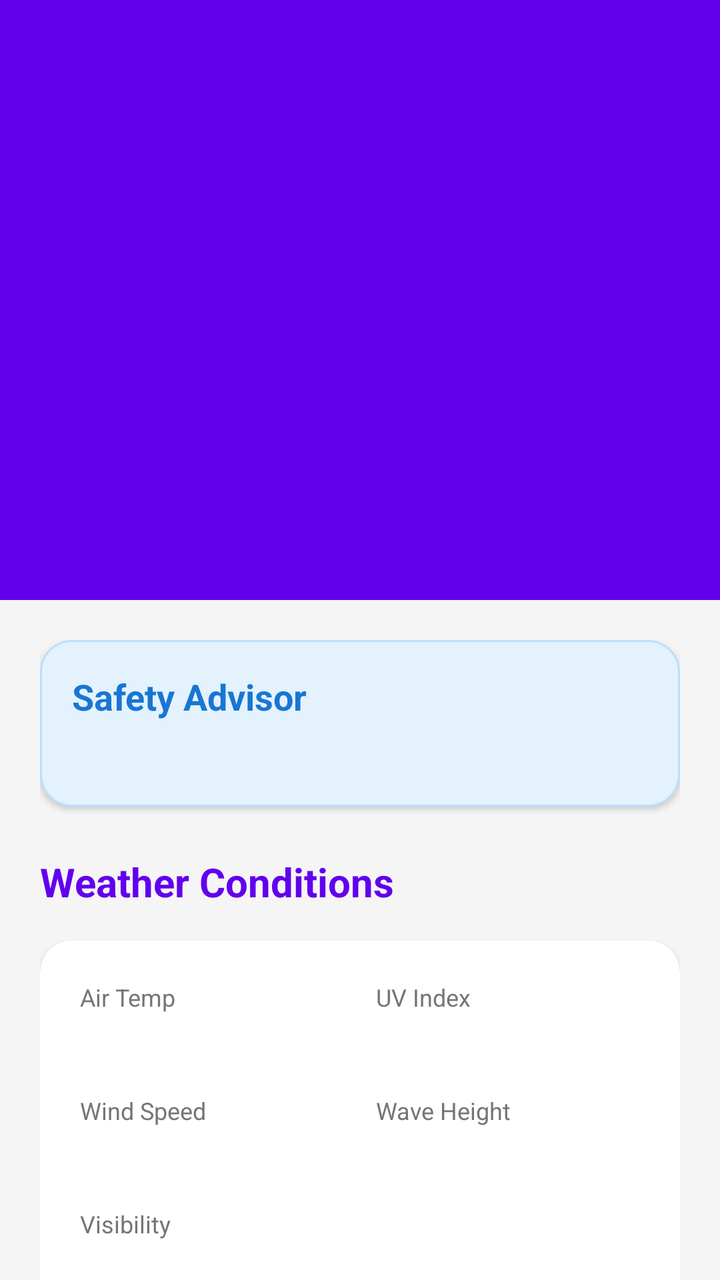
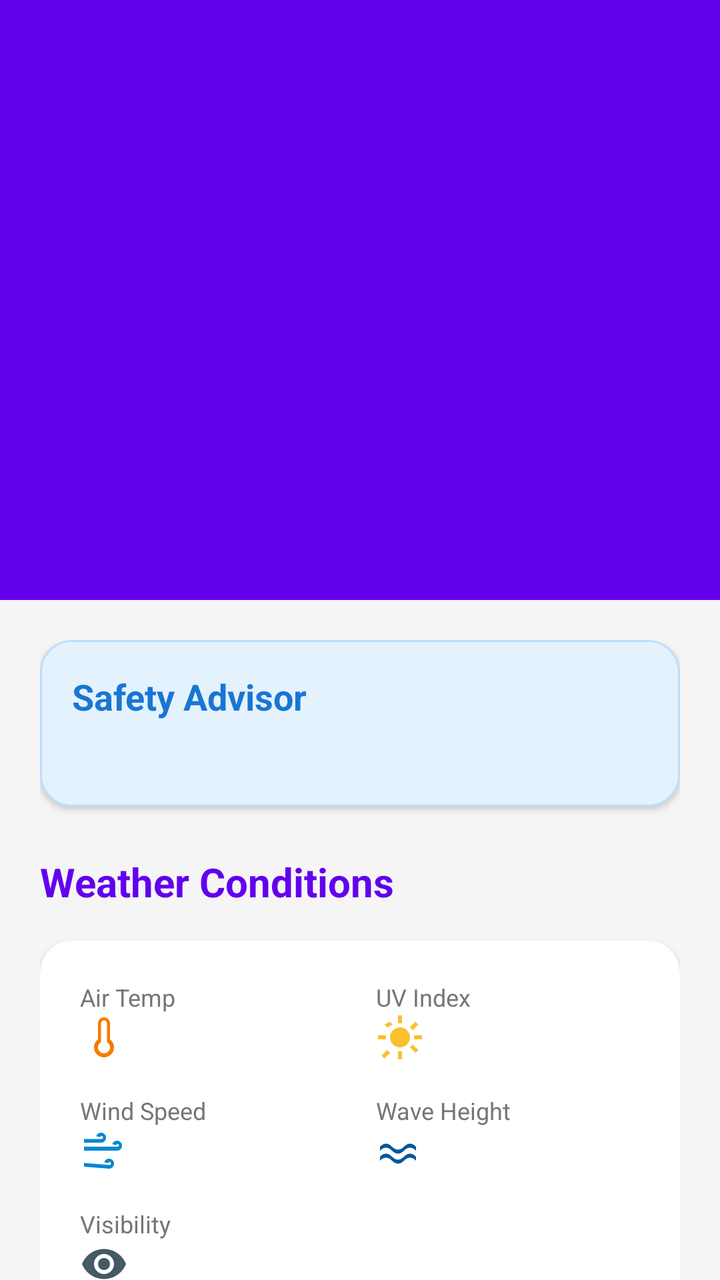

The first picture is an Android layout as it rendered before a commit; the second is the same layout after the commit. The layout source and the unified diff follow.
<!-- AndroidManifest.xml: activity theme Theme.MyApplication -->
<!-- res/layout/activity_beach_detail.xml -->
<?xml version="1.0" encoding="utf-8"?>
<androidx.coordinatorlayout.widget.CoordinatorLayout xmlns:android="http://schemas.android.com/apk/res/android"
    xmlns:app="http://schemas.android.com/apk/res-auto"
    android:layout_width="match_parent"
    android:layout_height="match_parent"
    android:background="#F5F5F5">

    <com.google.android.material.appbar.AppBarLayout
        android:layout_width="match_parent"
        android:layout_height="300dp"
        android:theme="@style/ThemeOverlay.MaterialComponents.Dark">

        <com.google.android.material.appbar.CollapsingToolbarLayout
            android:id="@+id/collapsing_toolbar"
            android:layout_width="match_parent"
            android:layout_height="match_parent"
            app:contentScrim="?attr/colorPrimary"
            app:layout_scrollFlags="scroll|exitUntilCollapsed"
            app:titleEnabled="false">

            <ImageView
                android:id="@+id/beachDetailImage"
                android:layout_width="match_parent"
                android:layout_height="match_parent"
                android:contentDescription="@string/beach_image_desc"
                android:scaleType="centerCrop"
                app:layout_collapseMode="parallax" />

            <com.google.android.material.appbar.MaterialToolbar
                android:id="@+id/detailToolbar"
                android:layout_width="match_parent"
                android:layout_height="?attr/actionBarSize"
                app:layout_collapseMode="pin" />

        </com.google.android.material.appbar.CollapsingToolbarLayout>
    </com.google.android.material.appbar.AppBarLayout>

    <androidx.core.widget.NestedScrollView
        android:layout_width="match_parent"
        android:layout_height="match_parent"
        app:layout_behavior="@string/appbar_scrolling_view_behavior">

        <LinearLayout
            android:layout_width="match_parent"
            android:layout_height="wrap_content"
            android:orientation="vertical"
            android:padding="20dp">

            
            <com.google.android.material.card.MaterialCardView
                android:layout_width="match_parent"
                android:layout_height="wrap_content"
                android:layout_marginBottom="24dp"
                app:cardBackgroundColor="#E3F2FD"
                app:cardCornerRadius="16dp"
                app:cardElevation="2dp"
                app:strokeColor="#BBDEFB"
                app:strokeWidth="1dp">

                <LinearLayout
                    android:layout_width="match_parent"
                    android:layout_height="wrap_content"
                    android:orientation="vertical"
                    android:padding="16dp">

                    <TextView
                        android:layout_width="wrap_content"
                        android:layout_height="wrap_content"
                        android:text="@string/ai_safety_advisor"
                        android:textColor="#1976D2"
                        android:textSize="18sp"
                        android:textStyle="bold" />

                    <TextView
                        android:id="@+id/advisorSummary"
                        android:layout_width="match_parent"
                        android:layout_height="wrap_content"
                        android:layout_marginTop="8dp"
                        android:lineSpacingExtra="4dp"
                        android:textColor="#333333"
                        android:textSize="14sp" />
                </LinearLayout>
            </com.google.android.material.card.MaterialCardView>

            <TextView
                android:layout_width="wrap_content"
                android:layout_height="wrap_content"
                android:text="@string/weather_conditions"
                android:textColor="?attr/colorPrimary"
                android:textSize="20sp"
                android:textStyle="bold" />

            <com.google.android.material.card.MaterialCardView
                android:layout_width="match_parent"
                android:layout_height="wrap_content"
                android:layout_marginTop="16dp"
                app:cardCornerRadius="16dp"
                app:cardElevation="2dp"
                app:strokeWidth="0dp">

                <GridLayout
                    android:layout_width="match_parent"
                    android:layout_height="wrap_content"
                    android:columnCount="2"
                    android:padding="12dp">

                    
                    <LinearLayout
                        android:layout_width="0dp"
                        android:layout_height="wrap_content"
                        android:layout_columnWeight="1"
                        android:orientation="vertical"
                        android:padding="8dp">
                        <TextView android:layout_width="wrap_content" android:layout_height="wrap_content" android:text="@string/air_temp" android:textColor="#757575" android:textSize="12sp" />
                        <TextView android:id="@+id/detailAirTemp" android:layout_width="wrap_content" android:layout_height="wrap_content" android:textColor="#212121" android:textSize="18sp" android:textStyle="bold" />
                    </LinearLayout>

                    
                    <LinearLayout
                        android:layout_width="0dp"
                        android:layout_height="wrap_content"
                        android:layout_columnWeight="1"
                        android:orientation="vertical"
                        android:padding="8dp">
                        <TextView android:layout_width="wrap_content" android:layout_height="wrap_content" android:text="@string/uv_index" android:textColor="#757575" android:textSize="12sp" />
                        <TextView android:id="@+id/detailUvIndex" android:layout_width="wrap_content" android:layout_height="wrap_content" android:textColor="#212121" android:textSize="18sp" android:textStyle="bold" />
                    </LinearLayout>

                    
                    <LinearLayout
                        android:layout_width="0dp"
                        android:layout_height="wrap_content"
                        android:layout_columnWeight="1"
                        android:orientation="vertical"
                        android:padding="8dp">
                        <TextView android:layout_width="wrap_content" android:layout_height="wrap_content" android:text="@string/wind_speed" android:textColor="#757575" android:textSize="12sp" />
                        <TextView android:id="@+id/detailWindSpeed" android:layout_width="wrap_content" android:layout_height="wrap_content" android:textColor="#212121" android:textSize="18sp" android:textStyle="bold" />
                    </LinearLayout>

                    
                    <LinearLayout
                        android:layout_width="0dp"
                        android:layout_height="wrap_content"
                        android:layout_columnWeight="1"
                        android:orientation="vertical"
                        android:padding="8dp">
                        <TextView android:layout_width="wrap_content" android:layout_height="wrap_content" android:text="@string/wave_height" android:textColor="#757575" android:textSize="12sp" />
                        <TextView android:id="@+id/detailWaveHeight" android:layout_width="wrap_content" android:layout_height="wrap_content" android:textColor="#212121" android:textSize="18sp" android:textStyle="bold" />
                    </LinearLayout>

                    
                    <LinearLayout
                        android:layout_width="0dp"
                        android:layout_height="wrap_content"
                        android:layout_columnWeight="1"
                        android:orientation="vertical"
                        android:padding="8dp">
                        <TextView android:layout_width="wrap_content" android:layout_height="wrap_content" android:text="@string/visibility" android:textColor="#757575" android:textSize="12sp" />
                        <TextView android:id="@+id/detailVisibility" android:layout_width="wrap_content" android:layout_height="wrap_content" android:textColor="#212121" android:textSize="18sp" android:textStyle="bold" />
                    </LinearLayout>
                </GridLayout>
            </com.google.android.material.card.MaterialCardView>

            <TextView
                android:layout_width="wrap_content"
                android:layout_height="wrap_content"
                android:layout_marginTop="24dp"
                android:text="@string/safety_alerts"
                android:textColor="#D32F2F"
                android:textSize="20sp"
                android:textStyle="bold" />

            <com.google.android.material.card.MaterialCardView
                android:layout_width="match_parent"
                android:layout_height="wrap_content"
                android:layout_marginTop="12dp"
                app:cardCornerRadius="12dp"
                app:cardElevation="0dp"
                app:strokeColor="#FFCDD2"
                app:strokeWidth="1dp">

                <TextView
                    android:id="@+id/detailHazards"
                    android:layout_width="match_parent"
                    android:layout_height="wrap_content"
                    android:padding="16dp"
                    android:lineSpacingExtra="6dp"
                    android:textColor="#424242"
                    android:textSize="15sp" />
            </com.google.android.material.card.MaterialCardView>

        </LinearLayout>
    </androidx.core.widget.NestedScrollView>

</androidx.coordinatorlayout.widget.CoordinatorLayout>
<!-- resources referenced by this layout -->
<resources>
  <string name="ai_safety_advisor">Safety Advisor</string>
  <string name="air_temp">Air Temp</string>
  <string name="beach_image_desc">Beach Image</string>
  <string name="safety_alerts">Safety Alerts</string>
  <string name="uv_index">UV Index</string>
  <string name="visibility">Visibility</string>
  <string name="wave_height">Wave Height</string>
  <string name="weather_conditions">Weather Conditions</string>
  <string name="wind_speed">Wind Speed</string>
  <color name="purple_500">#6200EE</color>
  <color name="purple_700">#3700B3</color>
  <color name="white">#FFFFFF</color>
  <color name="teal_200">#03DAC5</color>
  <color name="teal_700">#018786</color>
  <color name="black">#000000</color>
  <!-- unchanged entries left out for length: 1 -->
</resources>

<!-- the commit's change to res/layout/activity_beach_detail.xml (unified diff, before → after) -->
@@ -112,7 +112,7 @@
                         android:orientation="vertical"
                         android:padding="8dp">
                         <TextView android:layout_width="wrap_content" android:layout_height="wrap_content" android:text="@string/air_temp" android:textColor="#757575" android:textSize="12sp" />
-                        <TextView android:id="@+id/detailAirTemp" android:layout_width="wrap_content" android:layout_height="wrap_content" android:textColor="#212121" android:textSize="18sp" android:textStyle="bold" />
+                        <TextView android:id="@+id/detailAirTemp" android:layout_width="wrap_content" android:layout_height="wrap_content" android:textColor="#212121" android:textSize="18sp" android:textStyle="bold" app:drawableStartCompat="@drawable/ic_thermometer" android:drawablePadding="8dp" app:drawableTint="#F57C00" />
                     </LinearLayout>
 
                     
@@ -123,7 +123,7 @@
                         android:orientation="vertical"
                         android:padding="8dp">
                         <TextView android:layout_width="wrap_content" android:layout_height="wrap_content" android:text="@string/uv_index" android:textColor="#757575" android:textSize="12sp" />
-                        <TextView android:id="@+id/detailUvIndex" android:layout_width="wrap_content" android:layout_height="wrap_content" android:textColor="#212121" android:textSize="18sp" android:textStyle="bold" />
+                        <TextView android:id="@+id/detailUvIndex" android:layout_width="wrap_content" android:layout_height="wrap_content" android:textColor="#212121" android:textSize="18sp" android:textStyle="bold" app:drawableStartCompat="@drawable/ic_sun" android:drawablePadding="8dp" app:drawableTint="#FBC02D" />
                     </LinearLayout>
 
                     
@@ -134,7 +134,7 @@
                         android:orientation="vertical"
                         android:padding="8dp">
                         <TextView android:layout_width="wrap_content" android:layout_height="wrap_content" android:text="@string/wind_speed" android:textColor="#757575" android:textSize="12sp" />
-                        <TextView android:id="@+id/detailWindSpeed" android:layout_width="wrap_content" android:layout_height="wrap_content" android:textColor="#212121" android:textSize="18sp" android:textStyle="bold" />
+                        <TextView android:id="@+id/detailWindSpeed" android:layout_width="wrap_content" android:layout_height="wrap_content" android:textColor="#212121" android:textSize="18sp" android:textStyle="bold" app:drawableStartCompat="@drawable/ic_wind" android:drawablePadding="8dp" app:drawableTint="#0288D1" />
                     </LinearLayout>
 
                     
@@ -145,7 +145,7 @@
                         android:orientation="vertical"
                         android:padding="8dp">
                         <TextView android:layout_width="wrap_content" android:layout_height="wrap_content" android:text="@string/wave_height" android:textColor="#757575" android:textSize="12sp" />
-                        <TextView android:id="@+id/detailWaveHeight" android:layout_width="wrap_content" android:layout_height="wrap_content" android:textColor="#212121" android:textSize="18sp" android:textStyle="bold" />
+                        <TextView android:id="@+id/detailWaveHeight" android:layout_width="wrap_content" android:layout_height="wrap_content" android:textColor="#212121" android:textSize="18sp" android:textStyle="bold" app:drawableStartCompat="@drawable/ic_wave" android:drawablePadding="8dp" app:drawableTint="#01579B" />
                     </LinearLayout>
 
                     
@@ -156,7 +156,7 @@
                         android:orientation="vertical"
                         android:padding="8dp">
                         <TextView android:layout_width="wrap_content" android:layout_height="wrap_content" android:text="@string/visibility" android:textColor="#757575" android:textSize="12sp" />
-                        <TextView android:id="@+id/detailVisibility" android:layout_width="wrap_content" android:layout_height="wrap_content" android:textColor="#212121" android:textSize="18sp" android:textStyle="bold" />
+                        <TextView android:id="@+id/detailVisibility" android:layout_width="wrap_content" android:layout_height="wrap_content" android:textColor="#212121" android:textSize="18sp" android:textStyle="bold" app:drawableStartCompat="@drawable/ic_visibility" android:drawablePadding="8dp" app:drawableTint="#455A64" />
                     </LinearLayout>
                 </GridLayout>
             </com.google.android.material.card.MaterialCardView>
<!-- resource entries referenced after the edit -->
@@ -1,5 +1,55 @@
 <!-- resources referenced by this layout -->
 <resources>
+  <!-- drawable ic_sun (drawable) -->
+  <vector xmlns:android="http://schemas.android.com/apk/res/android"
+      android:width="24dp"
+      android:height="24dp"
+      android:viewportWidth="24"
+      android:viewportHeight="24">
+      <path
+          android:fillColor="#000000"
+          android:pathData="M12,7c-2.76,0 -5,2.24 -5,5s2.24,5 5,5s5,-2.24 5,-5 -2.24,-5 -5,-5zM11,1L11,5L13,5L13,1L11,1zM11,19L11,23L13,23L13,19L11,19zM23,11L19,11L19,13L23,13L23,11zM5,11L1,11L1,13L5,13L5,11zM19.78,4.22L16.95,7.05L18.36,8.46L21.19,5.63L19.78,4.22zM5.64,18.36L2.81,21.19L4.22,22.61L7.05,19.78L5.64,18.36zM18.36,15.54L16.95,16.95L19.78,19.78L21.19,18.36L18.36,15.54zM7.05,4.22L4.22,5.63L5.64,7.05L8.46,5.63L7.05,4.22z" />
+  </vector>
+  <!-- drawable ic_thermometer (drawable) -->
+  <vector xmlns:android="http://schemas.android.com/apk/res/android"
+      android:width="24dp"
+      android:height="24dp"
+      android:viewportWidth="24"
+      android:viewportHeight="24">
+      <path
+          android:fillColor="#000000"
+          android:pathData="M15,13V5c0,-1.66 -1.34,-3 -3,-3S9,3.34 9,5v8c-1.21,0.91 -2,2.37 -2,4c0,2.76 2.24,5 5,5s5,-2.24 5,-5c0,-1.63 -0.79,-3.09 -2,-4zM12,20c-1.66,0 -3,-1.34 -3,-3c0,-1.1 0.6,-2.05 1.5,-2.58V5c0,-0.83 0.67,-1.5 1.5,-1.5s1.5,0.67 1.5,1.5v9.42c0.9,0.53 1.5,1.48 1.5,2.58c0,1.66 -1.34,3 -3,3z" />
+  </vector>
+  <!-- drawable ic_visibility (drawable) -->
+  <vector xmlns:android="http://schemas.android.com/apk/res/android"
+      android:width="24dp"
+      android:height="24dp"
+      android:viewportWidth="24"
+      android:viewportHeight="24">
+      <path
+          android:fillColor="#000000"
+          android:pathData="M12,4.5C7,4.5 2.73,7.61 1,12c1.73,4.39 6,7.5 11,7.5s9.27,-3.11 11,-7.5C21.27,7.61 17,4.5 12,4.5zM12,17c-2.76,0 -5,-2.24 -5,-5s2.24,-5 5,-5s5,2.24 5,5 -2.24,5 -5,5zM12,9c-1.66,0 -3,1.34 -3,3s1.34,3 3,3 3,-1.34 3,-3 -1.34,-3 -3,-3z" />
+  </vector>
+  <!-- drawable ic_wave (drawable) -->
+  <vector xmlns:android="http://schemas.android.com/apk/res/android"
+      android:width="24dp"
+      android:height="24dp"
+      android:viewportWidth="24"
+      android:viewportHeight="24">
+      <path
+          android:fillColor="#000000"
+          android:pathData="M2,15c2,-2 4,-2 6,0c2,2 4,2 6,0c2,-2 4,-2 6,0l0,2c-2,-2 -4,-2 -6,0c-2,2 -4,2 -6,0c-2,-2 -4,-2 -6,0l0,-2zM2,10c2,-2 4,-2 6,0c2,2 4,2 6,0c2,-2 4,-2 6,0l0,2c-2,-2 -4,-2 -6,0c-2,2 -4,2 -6,0c-2,-2 -4,-2 -6,0l0,-2z" />
+  </vector>
+  <!-- drawable ic_wind (drawable) -->
+  <vector xmlns:android="http://schemas.android.com/apk/res/android"
+      android:width="24dp"
+      android:height="24dp"
+      android:viewportWidth="24"
+      android:viewportHeight="24">
+      <path
+          android:fillColor="#000000"
+          android:pathData="M10.5,8c1.38,0 2.5,-1.12 2.5,-2.5S11.88,3 10.5,3c-1.12,0 -2.07,0.74 -2.39,1.75l1.92,0.48c0.1,-0.32 0.38,-0.57 0.73,-0.57c0.42,0 0.75,0.33 0.75,0.75s-0.33,0.75 -0.75,0.75L2,6.16l0,1.84L10.5,8zM18.5,12c1.38,0 2.5,-1.12 2.5,-2.5S19.88,7 18.5,7c-1.12,0 -2.07,0.74 -2.39,1.75l1.92,0.48c0.1,-0.32 0.38,-0.57 0.73,-0.57c0.42,0 0.75,0.33 0.75,0.75S19.17,10 18.75,10L2,10l0,2L18.5,12zM14.5,21c1.38,0 2.5,-1.12 2.5,-2.5S15.88,16 14.5,16c-1.12,0 -2.07,0.74 -2.39,1.75l1.92,0.48c0.1,-0.32 0.38,-0.57 0.73,-0.57c0.42,0 0.75,0.33 0.75,0.75s-0.33,0.75 -0.75,0.75L2,18.16l0,1.84L14.5,21z" />
+  </vector>
   <string name="ai_safety_advisor">Safety Advisor</string>
   <string name="air_temp">Air Temp</string>
   <string name="beach_image_desc">Beach Image</string>
